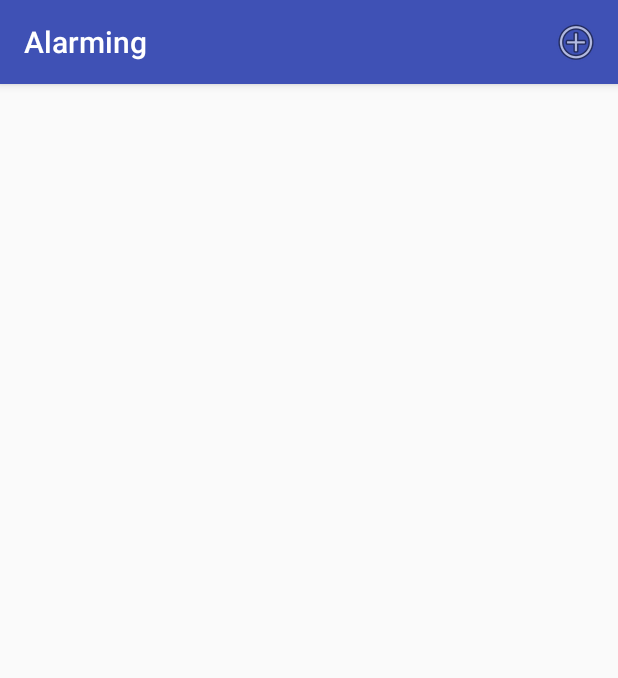
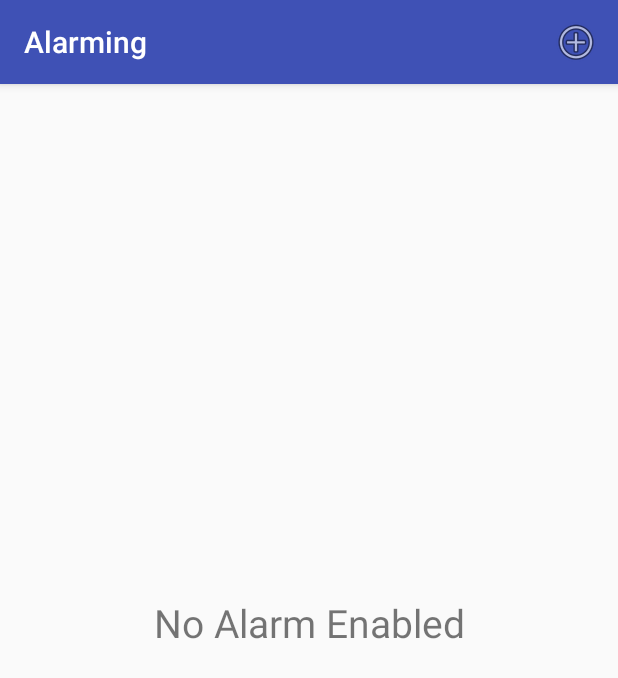
Before and after one commit to lock14/alarming, an Android app: the screen it shows after launch (MainActivity), on a phone screen of 412 x 824 dp. Shown: the top 678 px of the screen. Run offline under Robolectric (Android 15) with nearby library versions, the phone set to English and light mode, and no system bars.

Commit message:
Working on wins count

```diff
--- a/app/src/main/java/cs371m/alarming/MainActivity.java
+++ b/app/src/main/java/cs371m/alarming/MainActivity.java
@@ -176,6 +176,10 @@ public class MainActivity extends AppCompatActivity {
                 alarmText.setVisibility(View.INVISIBLE);
                 TextView description = (TextView) findViewById(R.id.alarm_description_txt);
                 description.setVisibility(View.INVISIBLE);
+                // "No Alarm Enabled" code
+                TextView alarmMissing = (TextView) findViewById(R.id.alarm_missing);
+                alarmMissing.setVisibility(View.VISIBLE);
+
                 // reset hour and minute
                 hour = -1;
                 minute = -1;
@@ -190,6 +194,10 @@ public class MainActivity extends AppCompatActivity {
         TextView alarmText = (TextView) findViewById(R.id.alarm_text);
         alarmText.setText(AlarmUtil.alarmText(hour, minute));
         alarmText.setVisibility(View.VISIBLE);
+
+        // "No Alarm Enabled" code
+        TextView alarmMissing = (TextView) findViewById(R.id.alarm_missing);
+        alarmMissing.setVisibility(View.INVISIBLE);
     }
 
     private void setAlarm(int hour, int minute) {
--- a/app/src/main/java/cs371m/alarming/MathObjective.java
+++ b/app/src/main/java/cs371m/alarming/MathObjective.java
@@ -31,7 +31,7 @@ public class MathObjective extends AppCompatActivity {
         setGuiCompoents();
         completionTextView = (TextView) findViewById(R.id.math_objective_completions);
         if (!demoMode) {
-            completionTextView.setText("Need 3 objective wins to disable, currently have " + (3 - completion_count) + ".");
+            completionTextView.setText("Need "+(3 - completion_count)+" objective wins to disable.");
         } else {
             completionTextView.setText("DEMO");
         }
--- a/app/src/main/java/cs371m/alarming/TicTacToeObjective.java
+++ b/app/src/main/java/cs371m/alarming/TicTacToeObjective.java
@@ -39,7 +39,7 @@ public class TicTacToeObjective extends AppCompatActivity {
         mDemoMode =  intent.getBooleanExtra(getString(R.string.objective_demo_mode), false);
         mCompletionTextView = (TextView) findViewById(R.id.tictactoe_objective_completions);
         if (!mDemoMode) {
-            mCompletionTextView.setText("Need "+(3 - mNumWins)+" objective wins to disable.");
+            mCompletionTextView.setText("Need "+ (3 - mNumWins) +" objective wins to disable.");
         } else {
             mCompletionTextView.setText("DEMO");
         }
--- a/app/src/main/res/layout/activity_main.xml
+++ b/app/src/main/res/layout/activity_main.xml
@@ -22,8 +22,8 @@
 
     <Button
         android:id="@+id/disable_alarm"
-        android:layout_width="368dp"
-        android:layout_height="wrap_content"
+        android:layout_width="183dp"
+        android:layout_height="59dp"
         android:onClick="cancelAlarm"
         android:text="Disable Alarm"
         android:visibility="invisible"
@@ -31,9 +31,9 @@
         app:layout_constraintRight_toRightOf="parent"
         android:layout_marginLeft="8dp"
         app:layout_constraintLeft_toLeftOf="parent"
-        app:layout_constraintHorizontal_bias="0.0"
-        android:layout_marginTop="131dp"
-        app:layout_constraintTop_toBottomOf="@+id/alarm_description_txt" />
+        android:layout_marginTop="165dp"
+        app:layout_constraintTop_toBottomOf="@+id/alarm_description_txt"
+        app:layout_constraintHorizontal_bias="0.502" />
 
     <TextView
         android:id="@+id/alarm_description_txt"
@@ -50,7 +50,19 @@
         app:layout_constraintRight_toRightOf="parent"
         android:layout_marginLeft="8dp"
         app:layout_constraintVertical_bias="0.029"
-        app:layout_constraintLeft_toLeftOf="parent" />;
+        app:layout_constraintLeft_toLeftOf="parent" />
+
+    <TextView
+        android:id="@+id/alarm_missing"
+        android:layout_width="234dp"
+        android:layout_height="85dp"
+        android:text="No Alarm Enabled"
+        android:textAlignment="center"
+        android:textSize="26sp"
+        app:layout_constraintBottom_toBottomOf="parent"
+        app:layout_constraintLeft_toLeftOf="parent"
+        app:layout_constraintRight_toRightOf="parent"
+        app:layout_constraintTop_toTopOf="parent" />;
         app:layout_constraintLeft_toLeftOf="parent"
         app:layout_constraintRight_toRightOf="parent"
         android:layout_marginTop="8dp"
```
